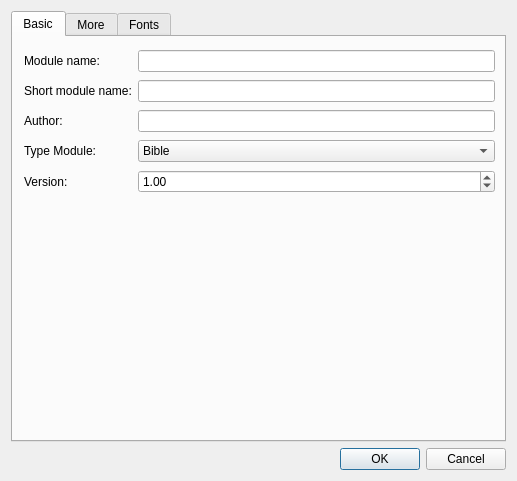
This is src/dialogs/projectproperty/projectproperty.ui in axsapronov/bQella as Qt 5 draws it before an edit. The edited form follows.
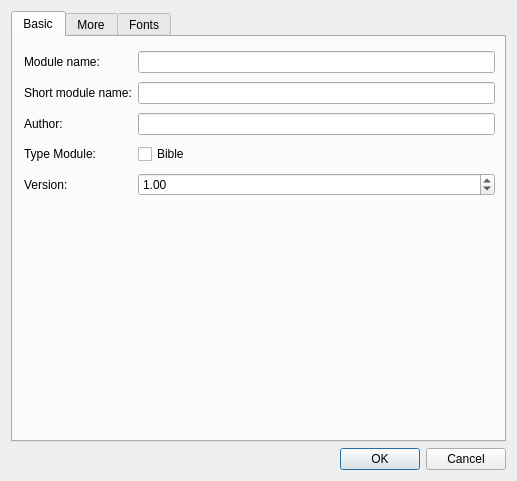
This is the edited form.

The edit to the form file:
```diff
--- a/src/dialogs/projectproperty/projectproperty.ui
+++ b/src/dialogs/projectproperty/projectproperty.ui
@@ -87,15 +87,6 @@
           </property>
          </widget>
         </item>
-        <item row="3" column="1">
-         <widget class="QComboBox" name="comboBoxTypeModule">
-          <item>
-           <property name="text">
-            <string>Bible</string>
-           </property>
-          </item>
-         </widget>
-        </item>
         <item row="4" column="0">
          <widget class="QLabel" name="label_8">
           <property name="text">
@@ -113,6 +104,16 @@
           </property>
          </widget>
         </item>
+        <item row="3" column="1">
+         <widget class="QCheckBox" name="checkBox">
+          <property name="layoutDirection">
+           <enum>Qt::LeftToRight</enum>
+          </property>
+          <property name="text">
+           <string>Bible</string>
+          </property>
+         </widget>
+        </item>
        </layout>
       </widget>
      </widget>
```
Left out of the diff: 27 changed lines with no effect on the pictures.
